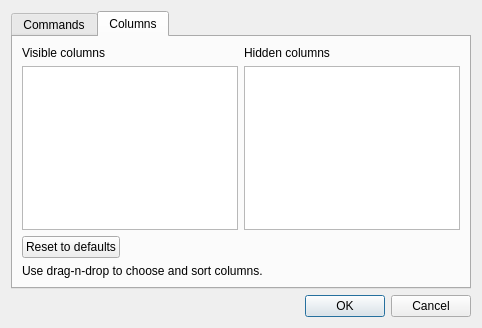
Qt form src/Settings_dialog.ui (Riateche/ridual) before a commit.
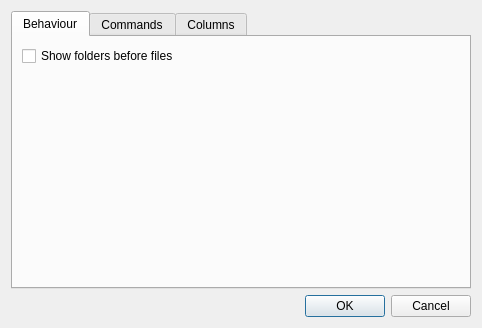
The same form after that commit.

Commit message: option 'list folders before files'; fix sorting by date

Diff of the .ui file:
```diff
--- a/src/Settings_dialog.ui
+++ b/src/Settings_dialog.ui
@@ -17,8 +17,22 @@
    <item>
     <widget class="QTabWidget" name="tab_widget">
      <property name="currentIndex">
-      <number>1</number>
+      <number>0</number>
      </property>
+     <widget class="QWidget" name="tab_behaviour">
+      <attribute name="title">
+       <string>Behaviour</string>
+      </attribute>
+      <layout class="QFormLayout" name="formLayout_2">
+       <item row="0" column="0">
+        <widget class="QCheckBox" name="show_folders_before_files">
+         <property name="text">
+          <string>Show folders before files</string>
+         </property>
+        </widget>
+       </item>
+      </layout>
+     </widget>
      <widget class="QWidget" name="tab_commands">
       <attribute name="title">
        <string>Commands</string>
```
Left out of the diff: 2 changed lines with no effect on the pictures. The commit also changes 9 other files.
